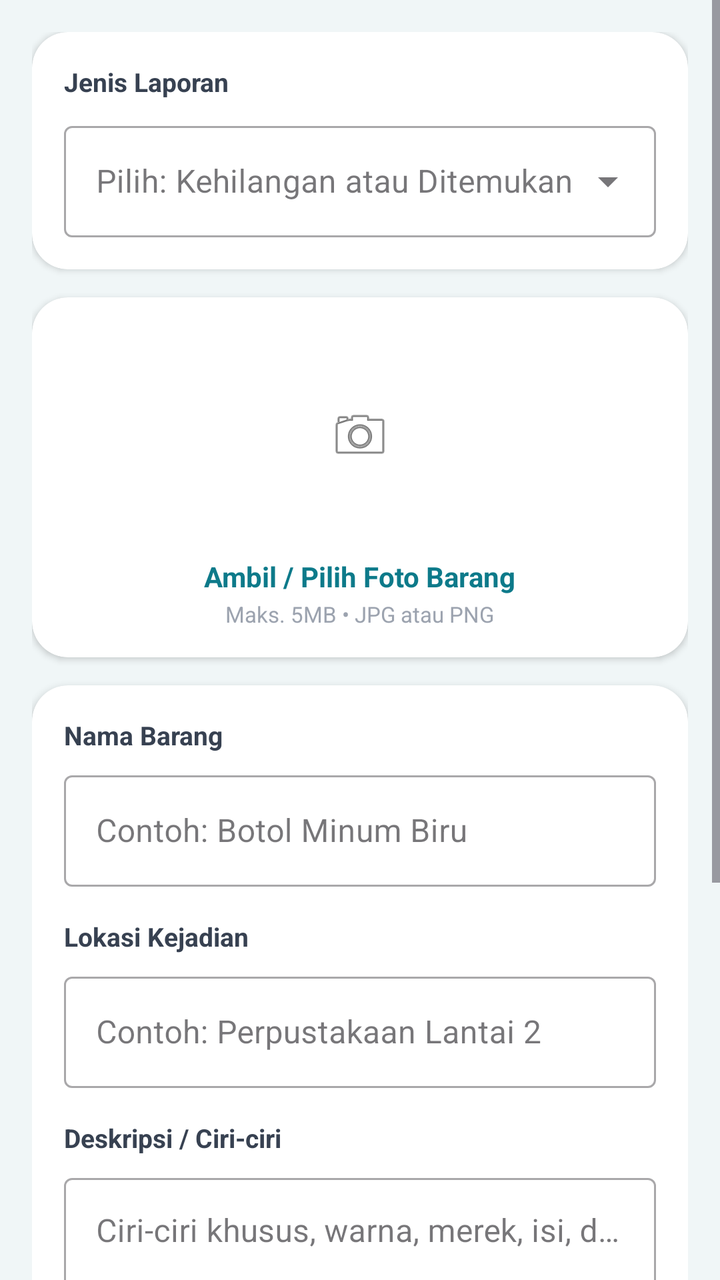
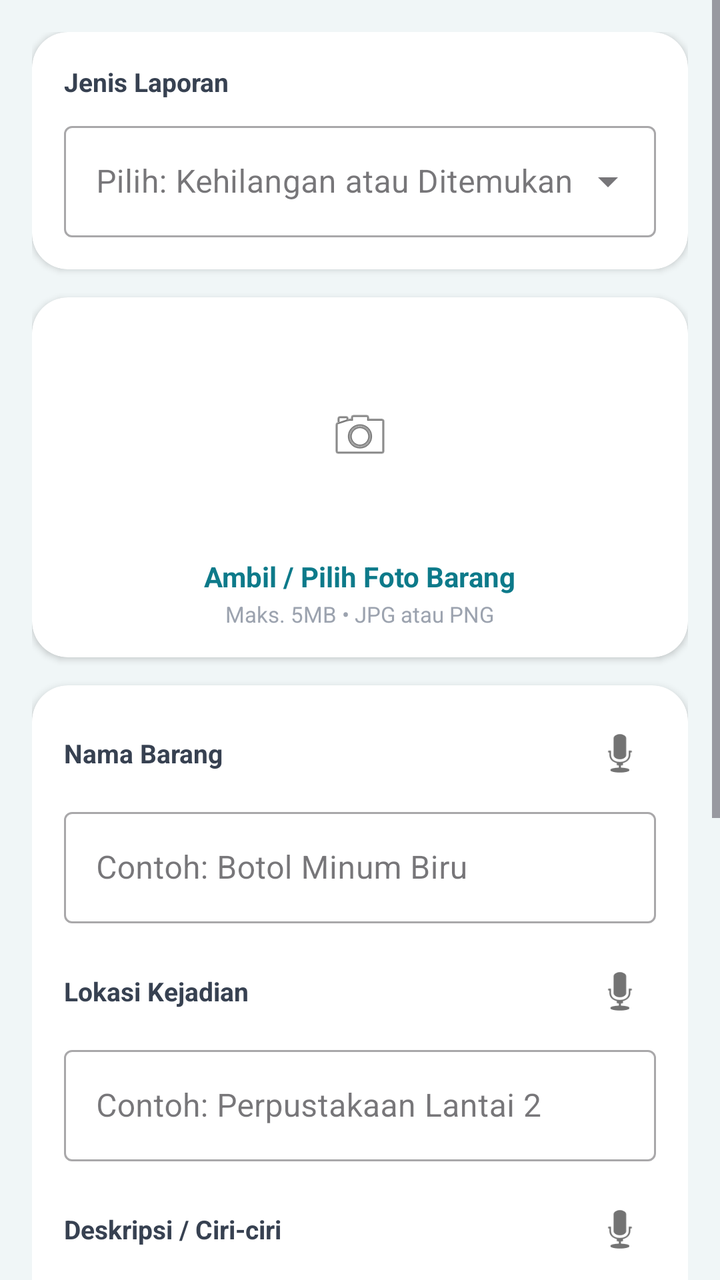

The first picture is an Android layout as it rendered before a commit; the second is the same layout after the commit. The layout source and the unified diff follow.
<!-- AndroidManifest.xml: application theme Theme.LaporTemu -->
<!-- res/layout/fragment_report.xml -->
<?xml version="1.0" encoding="utf-8"?>
<ScrollView xmlns:android="http://schemas.android.com/apk/res/android"
    xmlns:app="http://schemas.android.com/apk/res-auto"
    android:layout_width="match_parent"
    android:layout_height="match_parent"
    android:background="@color/bg_light"
    android:fillViewport="true">

    <LinearLayout
        android:layout_width="match_parent"
        android:layout_height="wrap_content"
        android:orientation="vertical"
        android:paddingHorizontal="16dp"
        android:paddingTop="16dp"
        android:paddingBottom="32dp">

        
        <androidx.cardview.widget.CardView
            android:layout_width="match_parent"
            android:layout_height="wrap_content"
            android:layout_marginBottom="14dp"
            app:cardCornerRadius="18dp"
            app:cardElevation="2dp"
            app:cardBackgroundColor="@color/white">

            <LinearLayout
                android:layout_width="match_parent"
                android:layout_height="wrap_content"
                android:orientation="vertical"
                android:padding="16dp">

                <TextView
                    android:layout_width="wrap_content"
                    android:layout_height="wrap_content"
                    android:text="Jenis Laporan"
                    android:textColor="@color/text_secondary"
                    android:textStyle="bold"
                    android:textSize="13sp"
                    android:layout_marginBottom="8dp" />

                <com.google.android.material.textfield.TextInputLayout
                    style="@style/Widget.MaterialComponents.TextInputLayout.OutlinedBox.ExposedDropdownMenu"
                    android:layout_width="match_parent"
                    android:layout_height="wrap_content"
                    app:boxBackgroundColor="@color/white">

                    <AutoCompleteTextView
                        android:id="@+id/spinner_kategori"
                        android:layout_width="match_parent"
                        android:layout_height="wrap_content"
                        android:textColor="@color/text_main"
                        android:textColorHint="@color/text_light"
                        android:inputType="none"
                        android:hint="Pilih: Kehilangan atau Ditemukan" />
                </com.google.android.material.textfield.TextInputLayout>
            </LinearLayout>
        </androidx.cardview.widget.CardView>

        
        <androidx.cardview.widget.CardView
            android:layout_width="match_parent"
            android:layout_height="180dp"
            app:cardCornerRadius="18dp"
            app:cardElevation="2dp"
            android:layout_marginBottom="14dp"
            app:cardBackgroundColor="@color/white">

            <LinearLayout
                android:id="@+id/btn_select_photo"
                android:layout_width="match_parent"
                android:layout_height="match_parent"
                android:orientation="vertical"
                android:gravity="center"
                android:background="?attr/selectableItemBackground">

                <ImageView
                    android:id="@+id/img_preview"
                    android:layout_width="match_parent"
                    android:layout_height="110dp"
                    android:scaleType="centerInside"
                    android:src="@android:drawable/ic_menu_camera" />

                <TextView
                    android:layout_width="wrap_content"
                    android:layout_height="wrap_content"
                    android:text="Ambil / Pilih Foto Barang"
                    android:textColor="@color/primary"
                    android:textStyle="bold"
                    android:textSize="14sp"
                    android:layout_marginTop="6dp" />

                <TextView
                    android:layout_width="wrap_content"
                    android:layout_height="wrap_content"
                    android:text="Maks. 5MB • JPG atau PNG"
                    android:textColor="@color/text_light"
                    android:textSize="11sp"
                    android:gravity="center"
                    android:layout_marginTop="2dp" />
            </LinearLayout>
        </androidx.cardview.widget.CardView>

        
        <androidx.cardview.widget.CardView
            android:layout_width="match_parent"
            android:layout_height="wrap_content"
            android:layout_marginBottom="14dp"
            app:cardCornerRadius="18dp"
            app:cardElevation="2dp"
            app:cardBackgroundColor="@color/white">

            <LinearLayout
                android:layout_width="match_parent"
                android:layout_height="wrap_content"
                android:orientation="vertical"
                android:padding="16dp">

                
                <TextView
                    android:layout_width="wrap_content"
                    android:layout_height="wrap_content"
                    android:text="Nama Barang"
                    android:textColor="@color/text_secondary"
                    android:textStyle="bold"
                    android:textSize="13sp"
                    android:layout_marginBottom="6dp" />

                <com.google.android.material.textfield.TextInputLayout
                    android:layout_width="match_parent"
                    android:layout_height="wrap_content"
                    android:layout_marginBottom="16dp"
                    app:boxBackgroundColor="@color/white"
                    style="@style/Widget.MaterialComponents.TextInputLayout.OutlinedBox">

                    <com.google.android.material.textfield.TextInputEditText
                        android:id="@+id/et_nama_barang"
                        android:layout_width="match_parent"
                        android:layout_height="wrap_content"
                        android:textColor="@color/text_main"
                        android:textColorHint="@color/text_light"
                        android:hint="Contoh: Botol Minum Biru"
                        android:inputType="text" />
                </com.google.android.material.textfield.TextInputLayout>

                
                <TextView
                    android:layout_width="wrap_content"
                    android:layout_height="wrap_content"
                    android:text="Lokasi Kejadian"
                    android:textColor="@color/text_secondary"
                    android:textStyle="bold"
                    android:textSize="13sp"
                    android:layout_marginBottom="6dp" />

                <com.google.android.material.textfield.TextInputLayout
                    android:layout_width="match_parent"
                    android:layout_height="wrap_content"
                    android:layout_marginBottom="16dp"
                    app:boxBackgroundColor="@color/white"
                    style="@style/Widget.MaterialComponents.TextInputLayout.OutlinedBox">

                    <com.google.android.material.textfield.TextInputEditText
                        android:id="@+id/et_lokasi_barang"
                        android:layout_width="match_parent"
                        android:layout_height="wrap_content"
                        android:textColor="@color/text_main"
                        android:textColorHint="@color/text_light"
                        android:hint="Contoh: Perpustakaan Lantai 2" />
                </com.google.android.material.textfield.TextInputLayout>

                
                <TextView
                    android:layout_width="wrap_content"
                    android:layout_height="wrap_content"
                    android:text="Deskripsi / Ciri-ciri"
                    android:textColor="@color/text_secondary"
                    android:textStyle="bold"
                    android:textSize="13sp"
                    android:layout_marginBottom="6dp" />

                <com.google.android.material.textfield.TextInputLayout
                    android:layout_width="match_parent"
                    android:layout_height="wrap_content"
                    android:layout_marginBottom="16dp"
                    app:boxBackgroundColor="@color/white"
                    style="@style/Widget.MaterialComponents.TextInputLayout.OutlinedBox">

                    <com.google.android.material.textfield.TextInputEditText
                        android:id="@+id/et_deskripsi"
                        android:layout_width="match_parent"
                        android:layout_height="wrap_content"
                        android:textColor="@color/text_main"
                        android:textColorHint="@color/text_light"
                        android:hint="Ciri-ciri khusus, warna, merek, isi, dll..."
                        android:inputType="textMultiLine"
                        android:lines="4"
                        android:gravity="top" />
                </com.google.android.material.textfield.TextInputLayout>

                
                <TextView
                    android:layout_width="wrap_content"
                    android:layout_height="wrap_content"
                    android:text="Nomor WhatsApp"
                    android:textColor="@color/text_secondary"
                    android:textStyle="bold"
                    android:textSize="13sp"
                    android:layout_marginBottom="6dp" />

                <com.google.android.material.textfield.TextInputLayout
                    android:layout_width="match_parent"
                    android:layout_height="wrap_content"
                    app:boxBackgroundColor="@color/white"
                    style="@style/Widget.MaterialComponents.TextInputLayout.OutlinedBox">

                    <com.google.android.material.textfield.TextInputEditText
                        android:id="@+id/et_whatsapp"
                        android:layout_width="match_parent"
                        android:layout_height="wrap_content"
                        android:textColor="@color/text_main"
                        android:textColorHint="@color/text_light"
                        android:hint="Contoh: 6281234567890"
                        android:inputType="phone" />
                </com.google.android.material.textfield.TextInputLayout>
            </LinearLayout>
        </androidx.cardview.widget.CardView>

        
        <Button
            android:id="@+id/btn_submit"
            android:layout_width="match_parent"
            android:layout_height="56dp"
            android:text="  Kirim Laporan"
            android:textColor="@color/white"
            android:textAllCaps="false"
            android:textSize="16sp"
            android:textStyle="bold"
            android:backgroundTint="@color/primary"
            app:cornerRadius="28dp"
            android:layout_marginTop="8dp" />

    </LinearLayout>
</ScrollView>
<!-- resources referenced by this layout -->
<resources>
  <color name="bg_light">#F0F6F7</color>
  <color name="primary">#0D7A8A</color>
  <color name="text_light">#9CA3AF</color>
  <color name="text_main">#1A2332</color>
  <color name="text_secondary">#374151</color>
  <color name="white">#FFFFFFFF</color>
  <style name="Theme.LaporTemu" parent="Base.Theme.LaporTemu" />
  <style name="Base.Theme.LaporTemu" parent="Theme.Material3.DayNight.NoActionBar">
          
          <item name="colorPrimary">@color/primary</item>
          <item name="colorPrimaryDark">@color/primary_dark</item>
          <item name="colorSecondary">@color/secondary</item>
          <item name="android:windowBackground">@color/bg_light</item>
  
          
          <item name="android:statusBarColor">@android:color/transparent</item>
          <item name="android:windowLightStatusBar">false</item>
  
          
          <item name="colorOnPrimary">@color/white</item>
          <item name="colorOnSecondary">@color/white</item>
  
          
          <item name="colorPrimaryContainer">@color/primary_ultra_light</item>
          <item name="colorOnPrimaryContainer">@color/primary</item>
  
          
          <item name="colorControlActivated">@color/primary</item>
      </style>
  <color name="primary_dark">#095E6E</color>
  <color name="secondary">#E8611A</color>
  <color name="primary_ultra_light">#E0F5F7</color>
</resources>

<!-- the commit's change to res/layout/fragment_report.xml (unified diff, before → after) -->
@@ -116,14 +116,31 @@
                 android:padding="16dp">
 
                 
-                <TextView
-                    android:layout_width="wrap_content"
-                    android:layout_height="wrap_content"
-                    android:text="Nama Barang"
-                    android:textColor="@color/text_secondary"
-                    android:textStyle="bold"
-                    android:textSize="13sp"
-                    android:layout_marginBottom="6dp" />
+                <LinearLayout
+                    android:layout_width="match_parent"
+                    android:layout_height="wrap_content"
+                    android:orientation="horizontal"
+                    android:gravity="center_vertical"
+                    android:layout_marginBottom="6dp">
+
+                    <TextView
+                        android:layout_width="0dp"
+                        android:layout_height="wrap_content"
+                        android:layout_weight="1"
+                        android:text="Nama Barang"
+                        android:textColor="@color/text_secondary"
+                        android:textStyle="bold"
+                        android:textSize="13sp" />
+
+                    <ImageView
+                        android:id="@+id/btn_mic_nama"
+                        android:layout_width="36dp"
+                        android:layout_height="36dp"
+                        android:src="@android:drawable/ic_btn_speak_now"
+                        android:background="?attr/selectableItemBackgroundBorderless"
+                        android:contentDescription="Ucapkan nama barang"
+                        android:padding="4dp" />
+                </LinearLayout>
 
                 <com.google.android.material.textfield.TextInputLayout
                     android:layout_width="match_parent"
@@ -143,14 +160,31 @@
                 </com.google.android.material.textfield.TextInputLayout>
 
                 
-                <TextView
-                    android:layout_width="wrap_content"
-                    android:layout_height="wrap_content"
-                    android:text="Lokasi Kejadian"
-                    android:textColor="@color/text_secondary"
-                    android:textStyle="bold"
-                    android:textSize="13sp"
-                    android:layout_marginBottom="6dp" />
+                <LinearLayout
+                    android:layout_width="match_parent"
+                    android:layout_height="wrap_content"
+                    android:orientation="horizontal"
+                    android:gravity="center_vertical"
+                    android:layout_marginBottom="6dp">
+
+                    <TextView
+                        android:layout_width="0dp"
+                        android:layout_height="wrap_content"
+                        android:layout_weight="1"
+                        android:text="Lokasi Kejadian"
+                        android:textColor="@color/text_secondary"
+                        android:textStyle="bold"
+                        android:textSize="13sp" />
+
+                    <ImageView
+                        android:id="@+id/btn_mic_lokasi"
+                        android:layout_width="36dp"
+                        android:layout_height="36dp"
+                        android:src="@android:drawable/ic_btn_speak_now"
+                        android:background="?attr/selectableItemBackgroundBorderless"
+                        android:contentDescription="Ucapkan lokasi"
+                        android:padding="4dp" />
+                </LinearLayout>
 
                 <com.google.android.material.textfield.TextInputLayout
                     android:layout_width="match_parent"
@@ -169,14 +203,31 @@
                 </com.google.android.material.textfield.TextInputLayout>
 
                 
-                <TextView
-                    android:layout_width="wrap_content"
-                    android:layout_height="wrap_content"
-                    android:text="Deskripsi / Ciri-ciri"
-                    android:textColor="@color/text_secondary"
-                    android:textStyle="bold"
-                    android:textSize="13sp"
-                    android:layout_marginBottom="6dp" />
+                <LinearLayout
+                    android:layout_width="match_parent"
+                    android:layout_height="wrap_content"
+                    android:orientation="horizontal"
+                    android:gravity="center_vertical"
+                    android:layout_marginBottom="6dp">
+
+                    <TextView
+                        android:layout_width="0dp"
+                        android:layout_height="wrap_content"
+                        android:layout_weight="1"
+                        android:text="Deskripsi / Ciri-ciri"
+                        android:textColor="@color/text_secondary"
+                        android:textStyle="bold"
+                        android:textSize="13sp" />
+
+                    <ImageView
+                        android:id="@+id/btn_mic_deskripsi"
+                        android:layout_width="36dp"
+                        android:layout_height="36dp"
+                        android:src="@android:drawable/ic_btn_speak_now"
+                        android:background="?attr/selectableItemBackgroundBorderless"
+                        android:contentDescription="Ucapkan deskripsi"
+                        android:padding="4dp" />
+                </LinearLayout>
 
                 <com.google.android.material.textfield.TextInputLayout
                     android:layout_width="match_parent"
@@ -198,14 +249,31 @@
                 </com.google.android.material.textfield.TextInputLayout>
 
                 
-                <TextView
-                    android:layout_width="wrap_content"
-                    android:layout_height="wrap_content"
-                    android:text="Nomor WhatsApp"
-                    android:textColor="@color/text_secondary"
-                    android:textStyle="bold"
-                    android:textSize="13sp"
-                    android:layout_marginBottom="6dp" />
+                <LinearLayout
+                    android:layout_width="match_parent"
+                    android:layout_height="wrap_content"
+                    android:orientation="horizontal"
+                    android:gravity="center_vertical"
+                    android:layout_marginBottom="6dp">
+
+                    <TextView
+                        android:layout_width="0dp"
+                        android:layout_height="wrap_content"
+                        android:layout_weight="1"
+                        android:text="Nomor WhatsApp"
+                        android:textColor="@color/text_secondary"
+                        android:textStyle="bold"
+                        android:textSize="13sp" />
+
+                    <ImageView
+                        android:id="@+id/btn_mic_wa"
+                        android:layout_width="36dp"
+                        android:layout_height="36dp"
+                        android:src="@android:drawable/ic_btn_speak_now"
+                        android:background="?attr/selectableItemBackgroundBorderless"
+                        android:contentDescription="Ucapkan nomor WA"
+                        android:padding="4dp" />
+                </LinearLayout>
 
                 <com.google.android.material.textfield.TextInputLayout
                     android:layout_width="match_parent"
